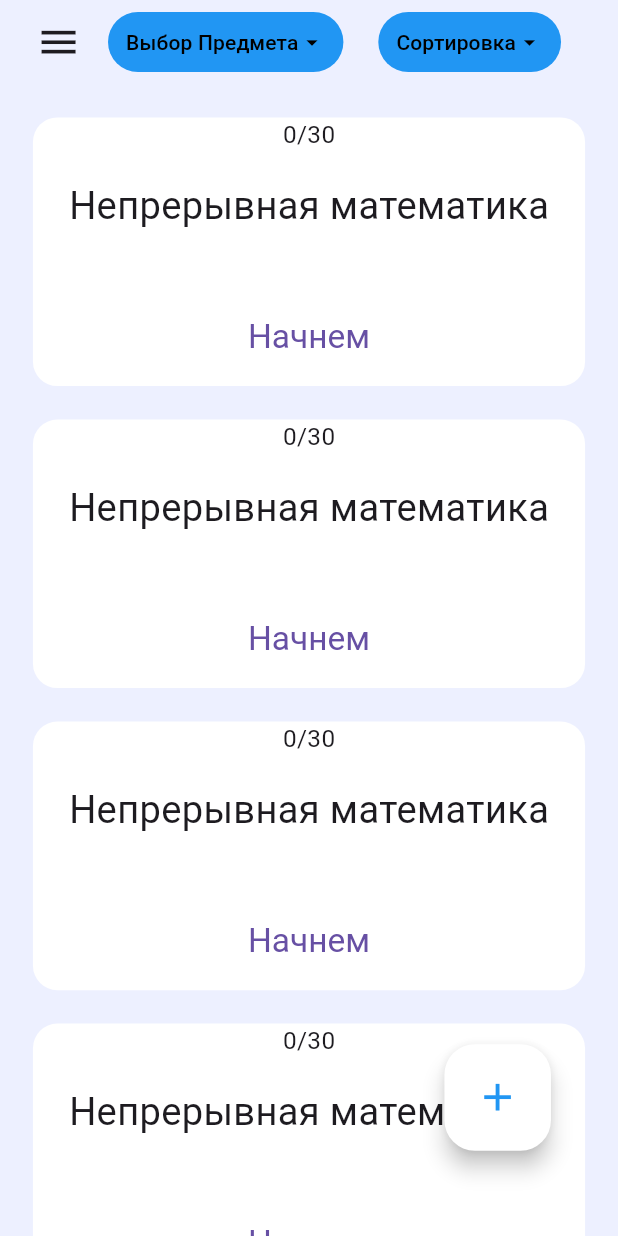
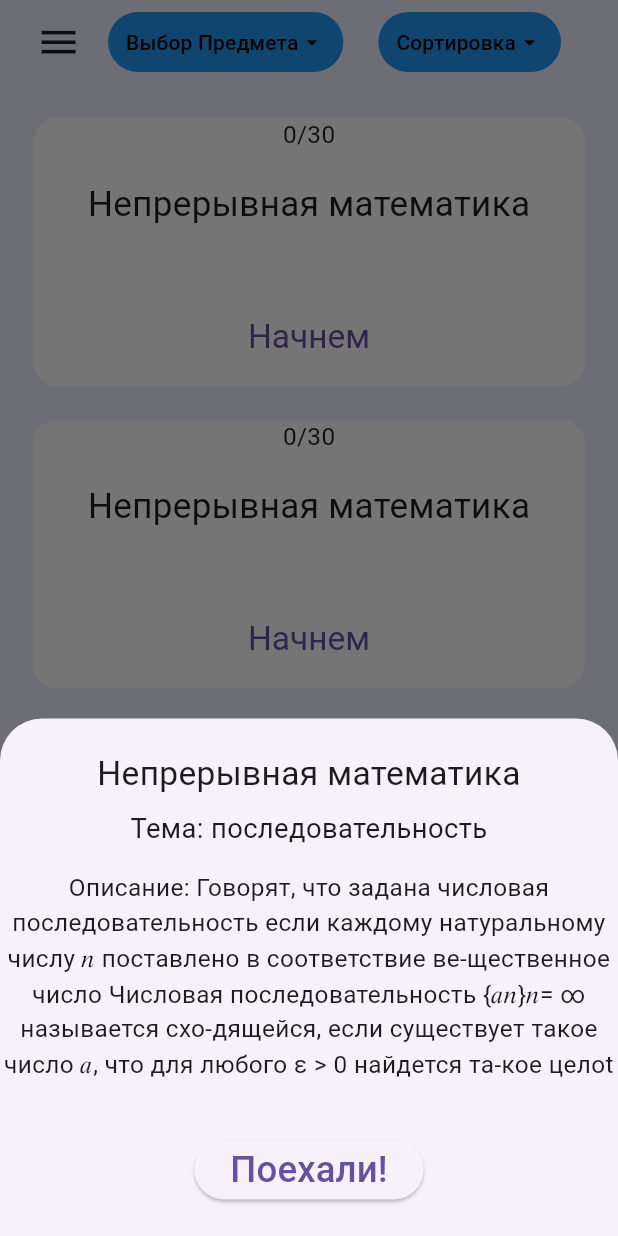
Before and after one commit to megavvve/StudyReady, a Flutter app: the screen it shows after launch, after a tap on "Начнем", on a phone screen of 412 x 824 dp. Run offline on Flutter 3.47's test engine with Material 2 defaults, Android fonts, the phone set to English and light mode, and no system bars; our stand-ins replace flutter_screenutil.

Commit message:
Add Trainer4

```diff
--- a/lib/presentation/pages/trainer_screen/widget/trainer_card.dart
+++ b/lib/presentation/pages/trainer_screen/widget/trainer_card.dart
@@ -20,28 +20,79 @@ class TrainerCard extends StatelessWidget {
       child: Column(
         mainAxisSize: MainAxisSize.min,
         children: <Widget>[
-          SizedBox(height: 40.h,
+          SizedBox(
+            height: 40.h,
             child: Text('0/30', style: TextStyle(fontSize: 16.sp)),
           ),
-
-
-          SizedBox(height: 60.h,
-            child: Text('Непрерывная математика', style: TextStyle(fontSize: 25.sp)),
+          SizedBox(
+            height: 60.h,
+            child: Text('Непрерывная математика',
+                style: TextStyle(fontSize: 23.sp)),
           ),
-
-
           SizedBox(height: 20.h),
           TextButton(
             style: TextButton.styleFrom(
               textStyle: TextStyle(fontSize: 22.sp),
             ),
-            onPressed: () {},
+            onPressed: () {
+              showTrainer4(context);
+            },
             child: const Text('Начнем'),
           ),
-
-
         ],
       ),
     );
   }
+
+  void showTrainer4(BuildContext context) {
+    showModalBottomSheet<void>
+
+      (
+
+      context: context,
+      builder: (BuildContext context) {
+        return SizedBox(
+          height: 340.h,
+          child: Center(
+            child: Column(
+              mainAxisAlignment: MainAxisAlignment.center,
+              mainAxisSize: MainAxisSize.min,
+              children: <Widget>[
+                SizedBox(
+                  height: 20.h,
+                ),
+                SizedBox(
+                  height: 40.h,
+                  child: Text('Непрерывная математика',
+                      textAlign: TextAlign.center,
+                      style: TextStyle(fontSize: 22.sp)),
+                ),
+                SizedBox(
+                  height: 40.h,
+                  child: Text('Тема: последовательность',
+                      textAlign: TextAlign.center,
+                      style: TextStyle(fontSize: 18.sp)),
+                ),
+                Expanded(
+                  child: Text(
+                      textAlign: TextAlign.center,
+                      'Описание: Говорят, что задана числовая последовательность если каждому натуральному числу 𝑛 поставлено в соответствие ве-щественное число Числовая последовательность {𝑎𝑛}𝑛= ∞ называется схо-дящейся, если существует такое число 𝑎, что для любого ε > 0 найдется та-кое целоt',
+                      style: TextStyle(fontSize: 16.sp)),
+                ),
+                ElevatedButton(
+                  child: Text('Поехали!',
+                      style: TextStyle(fontSize: 24.sp)),
+                  onPressed: () => Navigator.pop(context),
+                ),
+                SizedBox(
+                  height: 20.h,
+                ),
+              ],
+            ),
+          ),
+        );
+      },
+
+    );
+  }
 }
```
